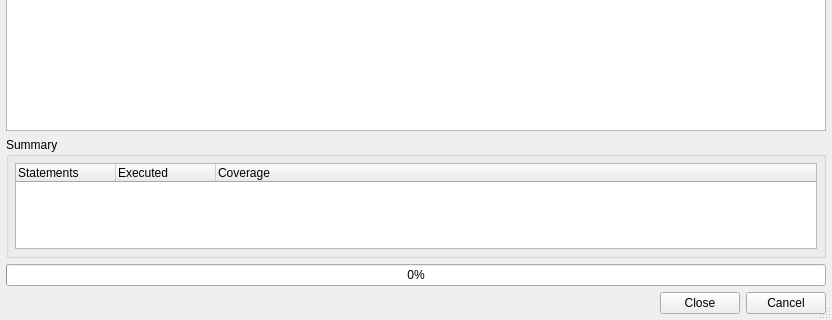
Qt form DataViews/PyCoverageDialog.ui (testmana2/test) before a commit; both pictures show x 0 to 832 and y 265 to 585 of the 832 by 585 pixel window.
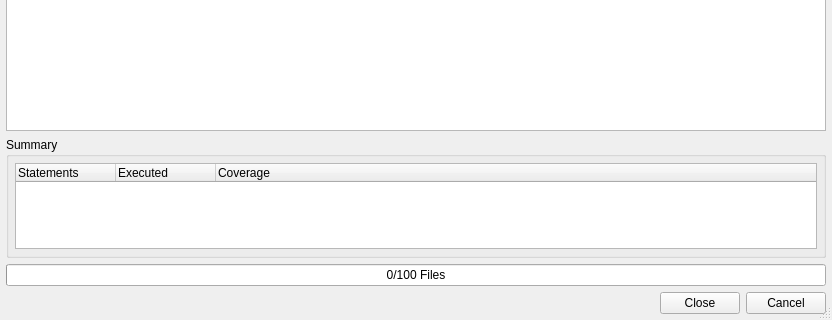
The same form after that commit.

```diff
--- a/DataViews/PyCoverageDialog.ui
+++ b/DataViews/PyCoverageDialog.ui
@@ -191,6 +191,9 @@
      <property name="orientation">
       <enum>Qt::Horizontal</enum>
      </property>
+     <property name="format">
+      <string>%v/%m Files</string>
+     </property>
     </widget>
    </item>
    <item>
```
